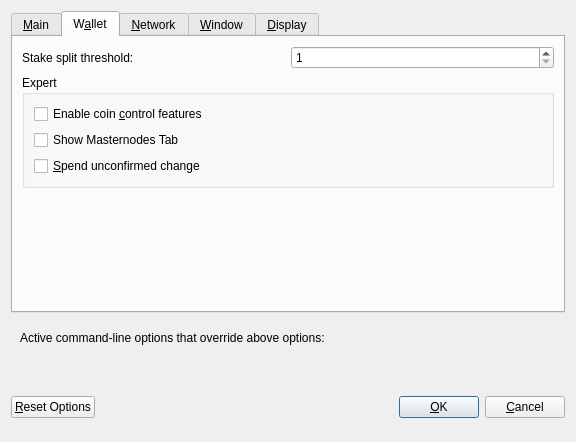
Qt form src/qt/forms/optionsdialog.ui (Kore-Core/KORE) before a commit.
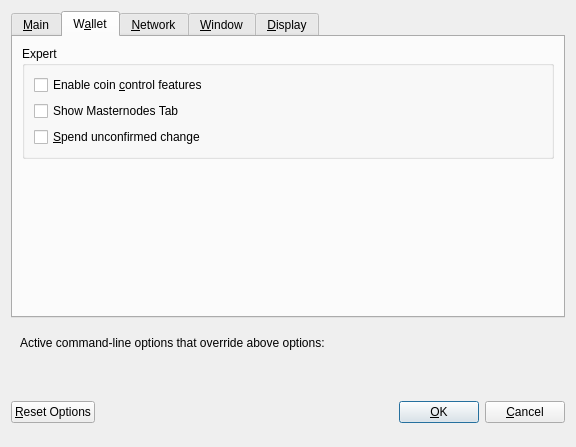
The same form after that commit. The open tabs and pages were chosen to show the change. Custom widgets are drawn as their Qt base class.

Commit message: Fix for Qt Balance Change; Fix for Qt Total Sum; Fix for reading masternode conf file; Log only with option -debug; Removed Stake Split Threshold

Patch:
```diff
--- a/src/qt/forms/optionsdialog.ui
+++ b/src/qt/forms/optionsdialog.ui
@@ -7,7 +7,7 @@
     <x>0</x>
     <y>0</y>
     <width>576</width>
-    <height>442</height>
+    <height>447</height>
    </rect>
   </property>
   <property name="windowTitle">
@@ -206,27 +206,6 @@
        <string>W&amp;allet</string>
       </attribute>
       <layout class="QVBoxLayout" name="verticalLayout_Wallet">
-       <item>
-        <layout class="QHBoxLayout" name="horizontalLayout_2_Wallet">
-         <item>
-          <widget class="QLabel" name="labelStakeSplitThresholdText">
-           <property name="text">
-            <string>Stake split threshold:</string>
-           </property>
-          </widget>
-         </item>
-         <item>
-          <widget class="QSpinBox" name="spinBoxStakeSplitThreshold">
-           <property name="minimum">
-            <number>1</number>
-           </property>
-           <property name="maximum">
-            <number>999999</number>
-           </property>
-          </widget>
-         </item>
-        </layout>
-       </item>
        <item>
         <widget class="QGroupBox" name="groupBox">
          <property name="title">
```
Left out of the diff: 2 changed lines with no effect on the pictures. The commit also changes 26 other files.
